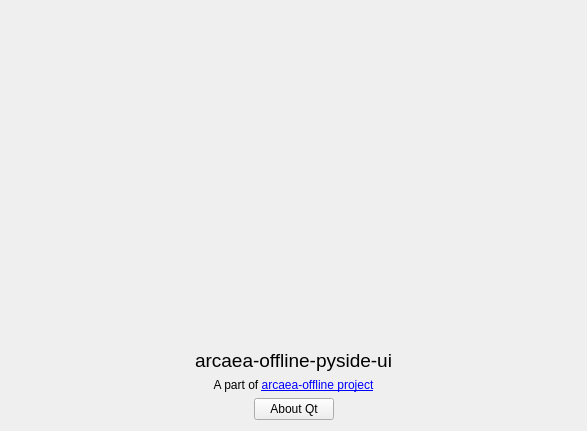
The window that ui/designer/tabs/tabAbout.ui (ArcaeaOffline/client-pyside6) describes before a commit, drawn with Qt 5.
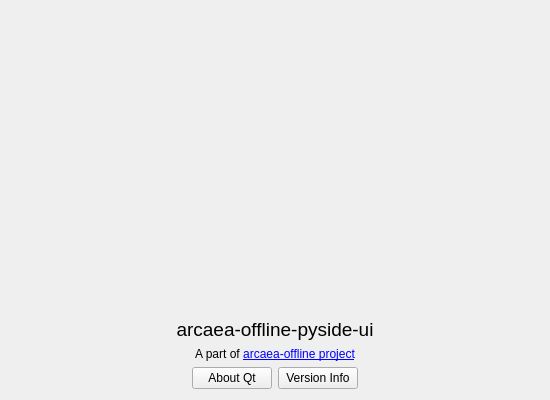
The same window after the commit.

Commit message: impr: `TabAbout` version info

```diff
--- a/ui/designer/tabs/tabAbout.ui
+++ b/ui/designer/tabs/tabAbout.ui
@@ -6,8 +6,8 @@
    <rect>
     <x>0</x>
     <y>0</y>
-    <width>587</width>
-    <height>431</height>
+    <width>550</width>
+    <height>400</height>
    </rect>
   </property>
   <property name="windowTitle">
@@ -80,6 +80,13 @@
        </property>
       </widget>
      </item>
+     <item>
+      <widget class="QPushButton" name="versionInfoButton">
+       <property name="text">
+        <string>Version Info</string>
+       </property>
+      </widget>
+     </item>
      <item>
       <spacer name="horizontalSpacer_2">
        <property name="orientation">
```
The commit also changes 5 other files.
